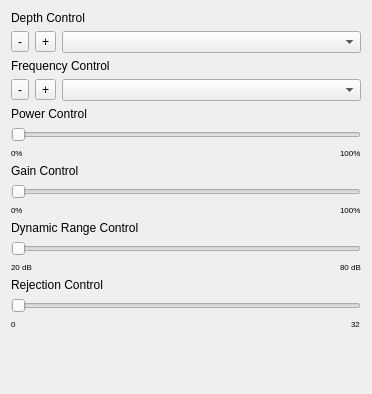
Before: the Qt Designer form Modules/USUI/Qmitk/QmitkUSControlsBModeWidget.ui in MITK/MITK, drawn with Qt 5.
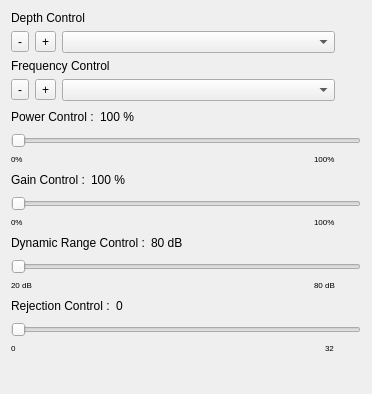
After: the same form once the commit is applied. Icons and pictures are not drawn. Custom widgets are drawn as their Qt base class.

Commit message: Added Qlabel to display the current value of the slider .

```diff
--- a/Modules/USUI/Qmitk/QmitkUSControlsBModeWidget.ui
+++ b/Modules/USUI/Qmitk/QmitkUSControlsBModeWidget.ui
@@ -13,15 +13,15 @@
   <property name="windowTitle">
    <string>Form</string>
   </property>
-  <layout class="QVBoxLayout" name="verticalLayout">
-   <item>
+  <layout class="QGridLayout" name="gridLayout">
+   <item row="0" column="0">
     <widget class="QLabel" name="scanningDepthLabel">
      <property name="text">
       <string>Depth Control</string>
      </property>
     </widget>
    </item>
-   <item>
+   <item row="1" column="0">
     <layout class="QHBoxLayout" name="horizontalLayout">
      <item>
       <widget class="QToolButton" name="scanningDepthNext">
@@ -56,14 +56,14 @@
      </item>
     </layout>
    </item>
-   <item>
+   <item row="2" column="0">
     <widget class="QLabel" name="label">
      <property name="text">
       <string>Frequency Control</string>
      </property>
     </widget>
    </item>
-   <item>
+   <item row="3" column="0">
     <layout class="QHBoxLayout" name="horizontalLayout_2">
      <item>
       <widget class="QToolButton" name="scanningFrequencyPrev">
@@ -92,14 +92,38 @@
      </item>
     </layout>
    </item>
+   <item row="4" column="0">
+    <layout class="QHBoxLayout" name="horizontalLayout_7">
    <item>
-    <widget class="QLabel" name="scanninPowerLabel">
+      <widget class="QLabel" name="scanningPowerLabel">
      <property name="text">
-      <string>Power Control</string>
+        <string>Power Control :</string>
      </property>
     </widget>
    </item>
    <item>
+      <widget class="QLabel" name="scanningPowerLabel_value">
+       <property name="text">
+        <string>100 %</string>
+       </property>
+      </widget>
+     </item>
+     <item>
+      <spacer name="horizontalSpacer_5">
+       <property name="orientation">
+        <enum>Qt::Horizontal</enum>
+       </property>
+       <property name="sizeHint" stdset="0">
+        <size>
+         <width>40</width>
+         <height>20</height>
+        </size>
+       </property>
+      </spacer>
+     </item>
+    </layout>
+   </item>
+   <item row="5" column="0" colspan="2">
     <widget class="QSlider" name="scanningPowerSlider">
      <property name="minimumSize">
       <size>
@@ -124,7 +148,7 @@
      </property>
     </widget>
    </item>
-   <item>
+   <item row="6" column="0">
     <layout class="QHBoxLayout" name="horizontalLayout_3">
      <item>
       <widget class="QLabel" name="label_2">
@@ -183,14 +207,38 @@
      </item>
     </layout>
    </item>
+   <item row="7" column="0">
+    <layout class="QHBoxLayout" name="horizontalLayout_8">
    <item>
     <widget class="QLabel" name="scanningGainLabel">
      <property name="text">
-      <string>Gain Control</string>
+        <string>Gain Control :</string>
      </property>
     </widget>
    </item>
    <item>
+      <widget class="QLabel" name="scanningGainLabel_value">
+       <property name="text">
+        <string>100 %</string>
+       </property>
+      </widget>
+     </item>
+     <item>
+      <spacer name="horizontalSpacer_6">
+       <property name="orientation">
+        <enum>Qt::Horizontal</enum>
+       </property>
+       <property name="sizeHint" stdset="0">
+        <size>
+         <width>40</width>
+         <height>20</height>
+        </size>
+       </property>
+      </spacer>
+     </item>
+    </layout>
+   </item>
+   <item row="8" column="0" colspan="2">
     <widget class="QSlider" name="scanningGainSlider">
      <property name="minimumSize">
       <size>
@@ -206,7 +254,7 @@
      </property>
     </widget>
    </item>
-   <item>
+   <item row="9" column="0">
     <layout class="QHBoxLayout" name="horizontalLayout_4">
      <item>
       <widget class="QLabel" name="label_4">
@@ -265,14 +313,38 @@
      </item>
     </layout>
    </item>
+   <item row="10" column="0">
+    <layout class="QHBoxLayout" name="horizontalLayout_9">
    <item>
     <widget class="QLabel" name="scanningDynamicRangeLabel">
      <property name="text">
-      <string>Dynamic Range Control</string>
+        <string>Dynamic Range Control :</string>
      </property>
     </widget>
    </item>
    <item>
+      <widget class="QLabel" name="scanningDynamicRangeLabel_value">
+       <property name="text">
+        <string>80 dB</string>
+       </property>
+      </widget>
+     </item>
+     <item>
+      <spacer name="horizontalSpacer_7">
+       <property name="orientation">
+        <enum>Qt::Horizontal</enum>
+       </property>
+       <property name="sizeHint" stdset="0">
+        <size>
+         <width>40</width>
+         <height>20</height>
+        </size>
+       </property>
+      </spacer>
+     </item>
+    </layout>
+   </item>
+   <item row="11" column="0" colspan="2">
     <widget class="QSlider" name="scanningDynamicRangeSlider">
      <property name="minimumSize">
       <size>
@@ -288,7 +360,7 @@
      </property>
     </widget>
    </item>
-   <item>
+   <item row="12" column="0">
     <layout class="QHBoxLayout" name="horizontalLayout_5">
      <item>
       <widget class="QLabel" name="label_6">
@@ -347,14 +419,38 @@
      </item>
     </layout>
    </item>
+   <item row="13" column="0">
+    <layout class="QHBoxLayout" name="horizontalLayout_10">
    <item>
     <widget class="QLabel" name="scanningRejectionLabel">
      <property name="text">
-      <string>Rejection Control</string>
+        <string>Rejection Control :</string>
      </property>
     </widget>
    </item>
    <item>
+      <widget class="QLabel" name="scanningRejectionLabel_value">
+       <property name="text">
+        <string>0</string>
+       </property>
+      </widget>
+     </item>
+     <item>
+      <spacer name="horizontalSpacer_8">
+       <property name="orientation">
+        <enum>Qt::Horizontal</enum>
+       </property>
+       <property name="sizeHint" stdset="0">
+        <size>
+         <width>40</width>
+         <height>20</height>
+        </size>
+       </property>
+      </spacer>
+     </item>
+    </layout>
+   </item>
+   <item row="14" column="0" colspan="2">
     <widget class="QSlider" name="scanningRejectionSlider">
      <property name="minimumSize">
       <size>
@@ -370,7 +466,7 @@
      </property>
     </widget>
    </item>
-   <item>
+   <item row="15" column="0">
     <layout class="QHBoxLayout" name="horizontalLayout_6">
      <item>
       <widget class="QLabel" name="label_8">
@@ -429,7 +525,7 @@
      </item>
     </layout>
    </item>
-   <item>
+   <item row="16" column="1">
     <spacer name="verticalSpacer">
      <property name="orientation">
       <enum>Qt::Vertical</enum>
```
Lines whose indentation alone changed are shown as unchanged. The commit also changes 1 other file.
